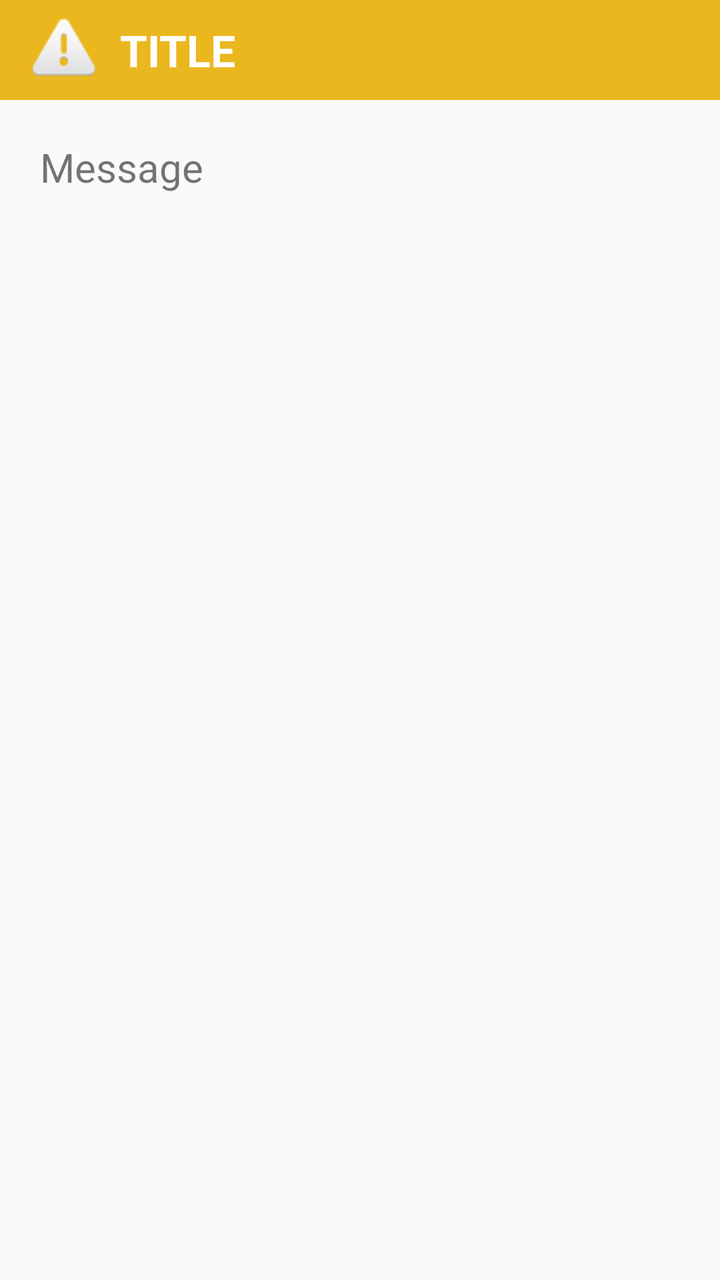
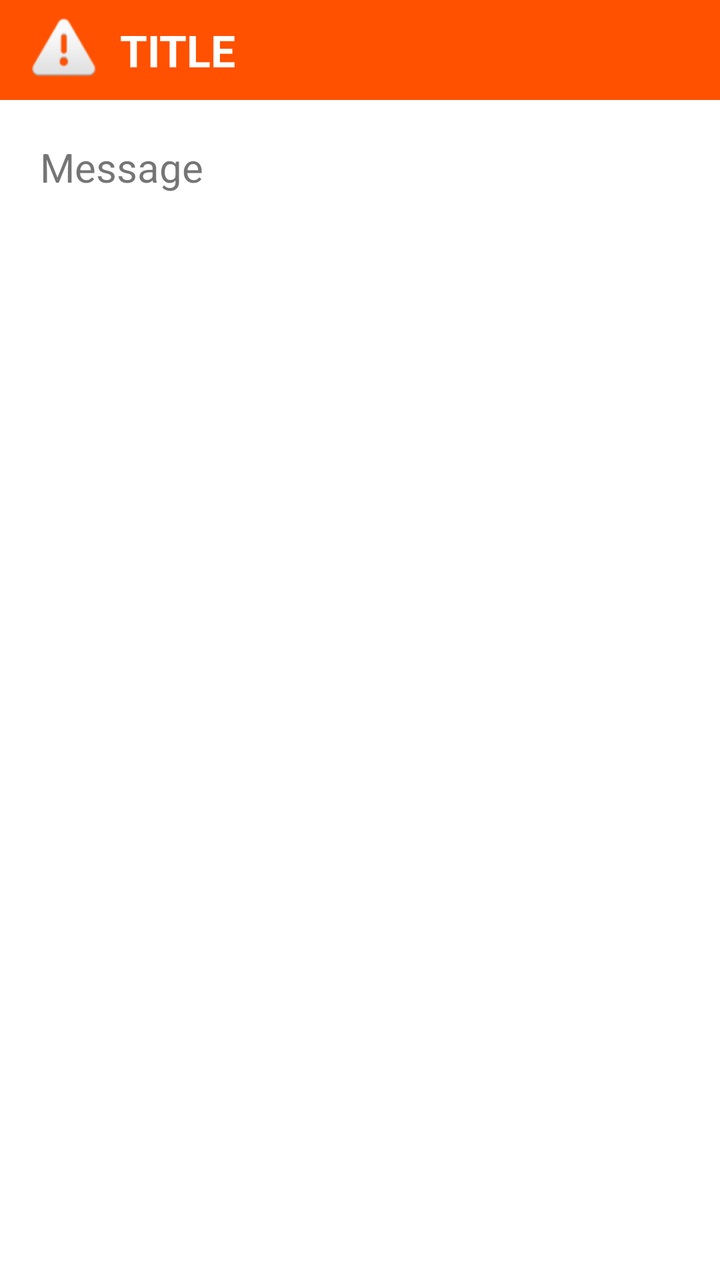

The first picture is an Android layout as it rendered before a commit; the second is the same layout after the commit. The layout source and the unified diff follow.
<!-- AndroidManifest.xml: application theme AppTheme -->
<!-- res/layout/layout_alertas_informacion.xml -->
<?xml version="1.0" encoding="utf-8"?>
<LinearLayout xmlns:android="http://schemas.android.com/apk/res/android"
    android:layout_width="match_parent"
    android:layout_height="match_parent"
    xmlns:app="http://schemas.android.com/apk/res-auto"
    android:orientation="vertical">

    <RelativeLayout
        android:layout_width="match_parent"
        android:layout_height="50dp">

        <android.support.v7.widget.Toolbar
            android:id="@+id/toolbars"
            android:layout_width="match_parent"
            android:layout_height="wrap_content"
            android:background="@color/colorPrimary"
            android:minHeight="?attr/actionBarSize"
            android:theme="?attr/actionBarTheme"
            app:logo="@android:drawable/ic_dialog_alert"
            app:titleMarginStart="30dp"
            />

        <TextView
            android:id="@+id/txvTitleMessageDialog"
            android:layout_width="wrap_content"
            android:layout_height="wrap_content"
            android:layout_alignLeft="@+id/toolbars"
            android:layout_alignTop="@+id/toolbars"
            android:layout_alignRight="@+id/toolbars"
            android:layout_alignBottom="@+id/toolbars"
            android:layout_marginLeft="60sp"
            android:gravity="center_vertical"
            android:text="TITLE"
            android:textColor="@color/blanco"
            android:textSize="22sp"
            android:textStyle="bold" />
    </RelativeLayout>

    <LinearLayout
        android:layout_width="match_parent"
        android:layout_height="match_parent"
        android:layout_margin="20dp"
        android:orientation="vertical">

        <TextView
            android:id="@+id/txvMessageDialog"
            android:layout_width="match_parent"
            android:layout_height="wrap_content"
            android:text="Message"
            android:textSize="20sp" />
    </LinearLayout>
</LinearLayout>
<!-- resources referenced by this layout -->
<resources>
  <color name="blanco">#FFFFFF</color>
  <color name="colorPrimary">#EBB71E</color>
  <style name="AppTheme" parent="Base.Theme.AppCompat.Light.DarkActionBar">
          
          <item name="colorPrimary">@color/colorPrimary</item>
          <item name="colorPrimaryDark">@color/colorPrimaryDark</item>
          <item name="colorAccent">@color/colorPrimary</item>
          <item name="android:textColorPrimary">@color/colorAccent</item>
          <item name="colorControlHighlight">@color/colorAccent</item>
      </style>
  <color name="colorPrimaryDark">#CE9D0C</color>
  <color name="colorAccent">#555555</color>
</resources>

<!-- the commit's change to res/layout/layout_alertas_informacion.xml (unified diff, before → after) -->
@@ -9,7 +9,7 @@
         android:layout_width="match_parent"
         android:layout_height="50dp">
 
-        <android.support.v7.widget.Toolbar
+        <androidx.appcompat.widget.Toolbar
             android:id="@+id/toolbars"
             android:layout_width="match_parent"
             android:layout_height="wrap_content"
<!-- resource entries referenced after the edit -->
@@ -1,16 +1,21 @@
 <!-- resources referenced by this layout -->
 <resources>
   <color name="blanco">#FFFFFF</color>
-  <color name="colorPrimary">#EBB71E</color>
-  <style name="AppTheme" parent="Base.Theme.AppCompat.Light.DarkActionBar">
+  <color name="colorPrimary">#FF5100</color>
+  <style name="AppTheme" parent="Theme.MaterialComponents.Light.DarkActionBar">
           
           <item name="colorPrimary">@color/colorPrimary</item>
-          <item name="colorPrimaryDark">@color/colorPrimaryDark</item>
-          <item name="colorAccent">@color/colorPrimary</item>
-          <item name="android:textColorPrimary">@color/colorAccent</item>
+          <item name="colorPrimaryVariant">@color/colorPrimaryDark</item>
+          <item name="colorSecondary">@color/colorAccent</item>
+  
+          
+          <item name="android:textColorPrimary">@color/colorPrimary</item>
           <item name="colorControlHighlight">@color/colorAccent</item>
+  
+          
+          <item name="materialButtonStyle">@style/Widget.MaterialComponents.Button</item>
       </style>
-  <color name="colorPrimaryDark">#CE9D0C</color>
+  <color name="colorPrimaryDark">#FFFFFF</color>
   <color name="colorAccent">#555555</color>
 </resources>
 
